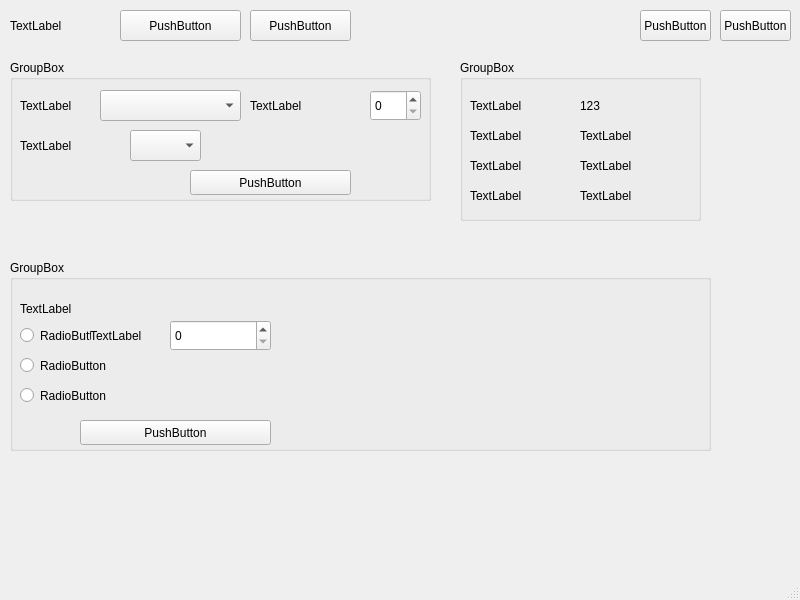
Before: the Qt Designer form mainwindow.ui in OlegMozg/FRABA_POSITAL_encoder, drawn with Qt 5.
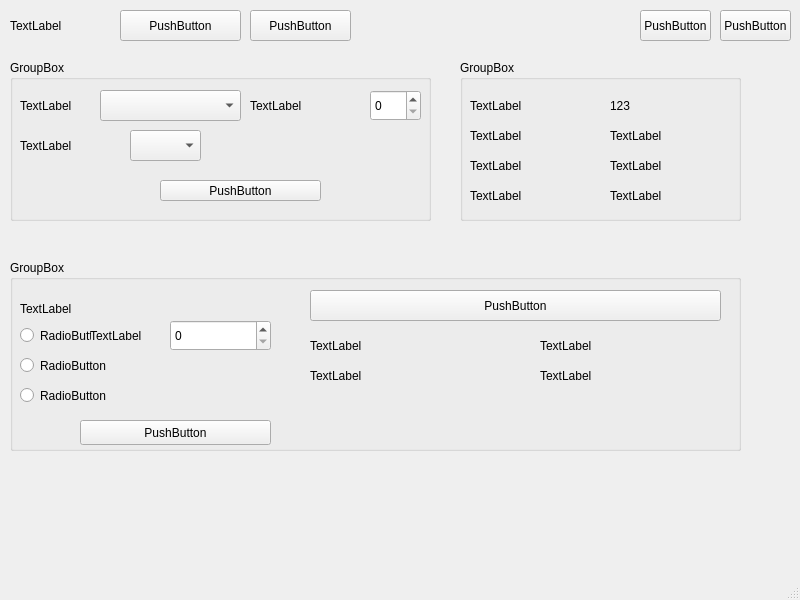
After: the same form once the commit is applied.

```diff
--- a/mainwindow.ui
+++ b/mainwindow.ui
@@ -33,7 +33,7 @@
       <x>10</x>
       <y>60</y>
       <width>421</width>
-      <height>141</height>
+      <height>161</height>
      </rect>
     </property>
     <property name="title">
@@ -111,10 +111,10 @@
     <widget class="QPushButton" name="pushButton_5">
      <property name="geometry">
       <rect>
-       <x>180</x>
-       <y>110</y>
+       <x>150</x>
+       <y>120</y>
        <width>161</width>
-       <height>25</height>
+       <height>21</height>
       </rect>
      </property>
      <property name="text">
@@ -179,7 +179,7 @@
      <rect>
       <x>460</x>
       <y>60</y>
-      <width>241</width>
+      <width>281</width>
       <height>161</height>
      </rect>
     </property>
@@ -191,7 +191,7 @@
       <rect>
        <x>10</x>
        <y>30</y>
-       <width>111</width>
+       <width>141</width>
        <height>31</height>
       </rect>
      </property>
@@ -202,7 +202,7 @@
     <widget class="QLabel" name="label_7">
      <property name="geometry">
       <rect>
-       <x>120</x>
+       <x>150</x>
        <y>30</y>
        <width>111</width>
        <height>31</height>
@@ -217,7 +217,7 @@
       <rect>
        <x>10</x>
        <y>60</y>
-       <width>111</width>
+       <width>141</width>
        <height>31</height>
       </rect>
      </property>
@@ -228,7 +228,7 @@
     <widget class="QLabel" name="label_11">
      <property name="geometry">
       <rect>
-       <x>120</x>
+       <x>150</x>
        <y>60</y>
        <width>111</width>
        <height>31</height>
@@ -243,7 +243,7 @@
       <rect>
        <x>10</x>
        <y>90</y>
-       <width>111</width>
+       <width>141</width>
        <height>31</height>
       </rect>
      </property>
@@ -256,7 +256,7 @@
       <rect>
        <x>10</x>
        <y>120</y>
-       <width>111</width>
+       <width>141</width>
        <height>31</height>
       </rect>
      </property>
@@ -267,7 +267,7 @@
     <widget class="QLabel" name="label_13">
      <property name="geometry">
       <rect>
-       <x>120</x>
+       <x>150</x>
        <y>90</y>
        <width>111</width>
        <height>31</height>
@@ -280,7 +280,7 @@
     <widget class="QLabel" name="label_15">
      <property name="geometry">
       <rect>
-       <x>120</x>
+       <x>150</x>
        <y>120</y>
        <width>111</width>
        <height>31</height>
@@ -296,7 +296,7 @@
      <rect>
       <x>10</x>
       <y>260</y>
-      <width>701</width>
+      <width>731</width>
       <height>191</height>
      </rect>
     </property>
@@ -391,6 +391,71 @@
       <string>PushButton</string>
      </property>
     </widget>
+    <widget class="QPushButton" name="pushButton_7">
+     <property name="geometry">
+      <rect>
+       <x>300</x>
+       <y>30</y>
+       <width>411</width>
+       <height>31</height>
+      </rect>
+     </property>
+     <property name="text">
+      <string>PushButton</string>
+     </property>
+    </widget>
+    <widget class="QLabel" name="label_9">
+     <property name="geometry">
+      <rect>
+       <x>300</x>
+       <y>70</y>
+       <width>231</width>
+       <height>31</height>
+      </rect>
+     </property>
+     <property name="text">
+      <string>TextLabel</string>
+     </property>
+    </widget>
+    <widget class="QLabel" name="label_16">
+     <property name="geometry">
+      <rect>
+       <x>530</x>
+       <y>70</y>
+       <width>181</width>
+       <height>31</height>
+      </rect>
+     </property>
+     <property name="text">
+      <string>TextLabel</string>
+     </property>
+    </widget>
+    <widget class="QLabel" name="label_17">
+     <property name="geometry">
+      <rect>
+       <x>300</x>
+       <y>100</y>
+       <width>231</width>
+       <height>31</height>
+      </rect>
+     </property>
+     <property name="text">
+      <string>TextLabel</string>
+     </property>
+    </widget>
+    <widget class="QLabel" name="label_18">
+     <property name="geometry">
+      <rect>
+       <x>530</x>
+       <y>100</y>
+       <width>181</width>
+       <height>31</height>
+      </rect>
+     </property>
+     <property name="text">
+      <string>TextLabel</string>
+     </property>
+    </widget>
    </widget>
   </widget>
   <widget class="QMenuBar" name="menubar">
```
